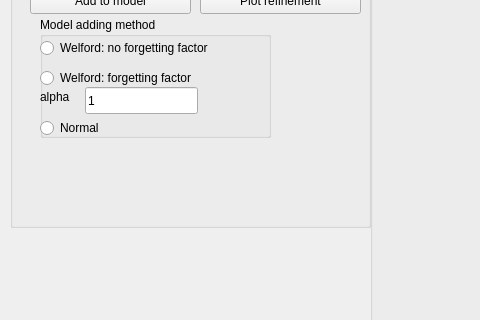
Old version of the form promp_demo_2d/2d_demo_gui.ui in the repository fmeccanici/thesis_workspace; both pictures show x 0 to 480 and y 423 to 743 of the 1198 by 933 pixel window.
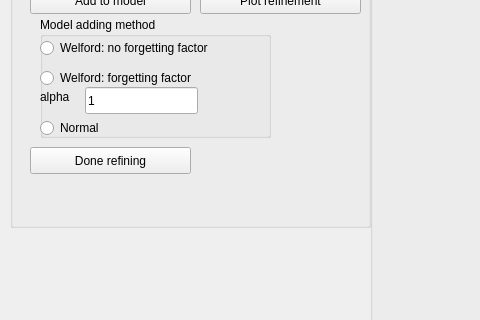
New version of the form.

```diff
--- a/promp_demo_2d/2d_demo_gui.ui
+++ b/promp_demo_2d/2d_demo_gui.ui
@@ -405,7 +405,19 @@
       <string>Clear plots</string>
      </property>
     </widget>
-    <zorder>pushButton_2</zorder>
+    <widget class="QPushButton" name="pushButton_12">
+     <property name="geometry">
+      <rect>
+       <x>20</x>
+       <y>280</y>
+       <width>161</width>
+       <height>27</height>
+      </rect>
+     </property>
+     <property name="text">
+      <string>Done refining</string>
+     </property>
+    </widget>
     <zorder>pushButton</zorder>
     <zorder>radioButton_4</zorder>
     <zorder>radioButton_5</zorder>
```
Left out of the diff: 21 changed lines with no effect on the pictures.
